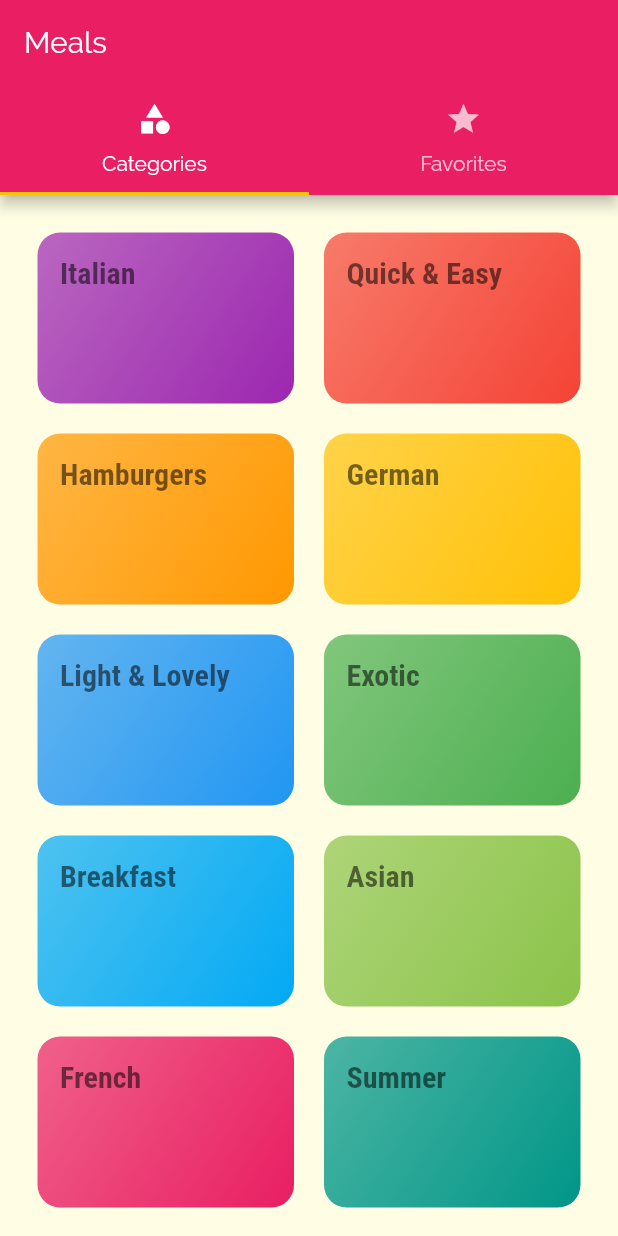
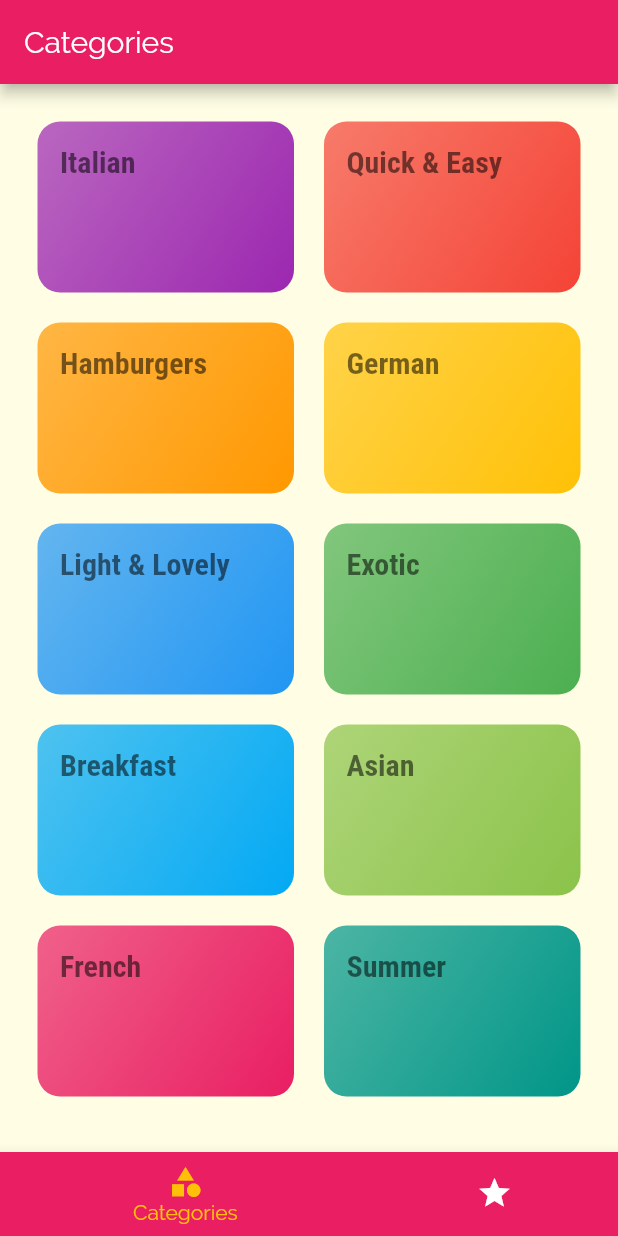
Before and after one commit to cryp73r/Flutter_App_Development_3, a Flutter app: the screen it shows after launch, on a phone screen of 412 x 824 dp. Run offline on Flutter 3.47's test engine with Material 2 defaults, Android fonts, the phone set to English and light mode, and no system bars; missing offline and left inert: cashfree_pg.

Commit message:
[+] Bottom Navigation Added

```diff
--- a/meals_app/lib/screens/tabs_screen.dart
+++ b/meals_app/lib/screens/tabs_screen.dart
@@ -10,31 +10,37 @@ class TabsScreen extends StatefulWidget {
 }
 
 class _TabsScreenState extends State<TabsScreen> {
+  final List<Map<String, Widget>> _pages = const [
+    {'page': CategoriesScreen(), 'title': Text('Categories')},
+    {'page': FavoritesScreen(), 'title': Text('Your Favourites')},
+  ];
+  int _selectedPageIndex = 0;
+
+  void _selectPage(int index) {
+    setState(() {
+      _selectedPageIndex = index;
+    });
+  }
+
   @override
   Widget build(BuildContext context) {
-    return DefaultTabController(
-        length: 2,
-        child: Scaffold(
-          appBar: AppBar(
-            title: const Text("Meals"),
-            bottom: const TabBar(
-              tabs: [
-                Tab(
-                  icon: Icon(Icons.category),
-                  text: "Categories",
-                ),
-                Tab(
-                  icon: Icon(Icons.star),
-                  text: "Favorites",
-                )
-              ],
-            ),
-          ),
-          body: const TabBarView(children: [
-            CategoriesScreen(),
-            FavoritesScreen(),
-          ],),
-        )
+    return Scaffold(
+      appBar: AppBar(
+        title: _pages[_selectedPageIndex]['title'],
+      ),
+      body: _pages[_selectedPageIndex]['page'],
+      bottomNavigationBar: BottomNavigationBar(
+        unselectedItemColor: Colors.white,
+        selectedItemColor: Theme.of(context).colorScheme.secondary,
+        currentIndex: _selectedPageIndex,
+        type: BottomNavigationBarType.shifting,
+        onTap: _selectPage,
+        backgroundColor: Theme.of(context).primaryColor,
+          items: <BottomNavigationBarItem>[
+            BottomNavigationBarItem(backgroundColor: Theme.of(context).primaryColor, icon: const Icon(Icons.category), label: "Categories"),
+            BottomNavigationBarItem(backgroundColor: Theme.of(context).primaryColor, icon: const Icon(Icons.star), label: "Favourites"),
+          ]
+      ),
     );
   }
 }
```
